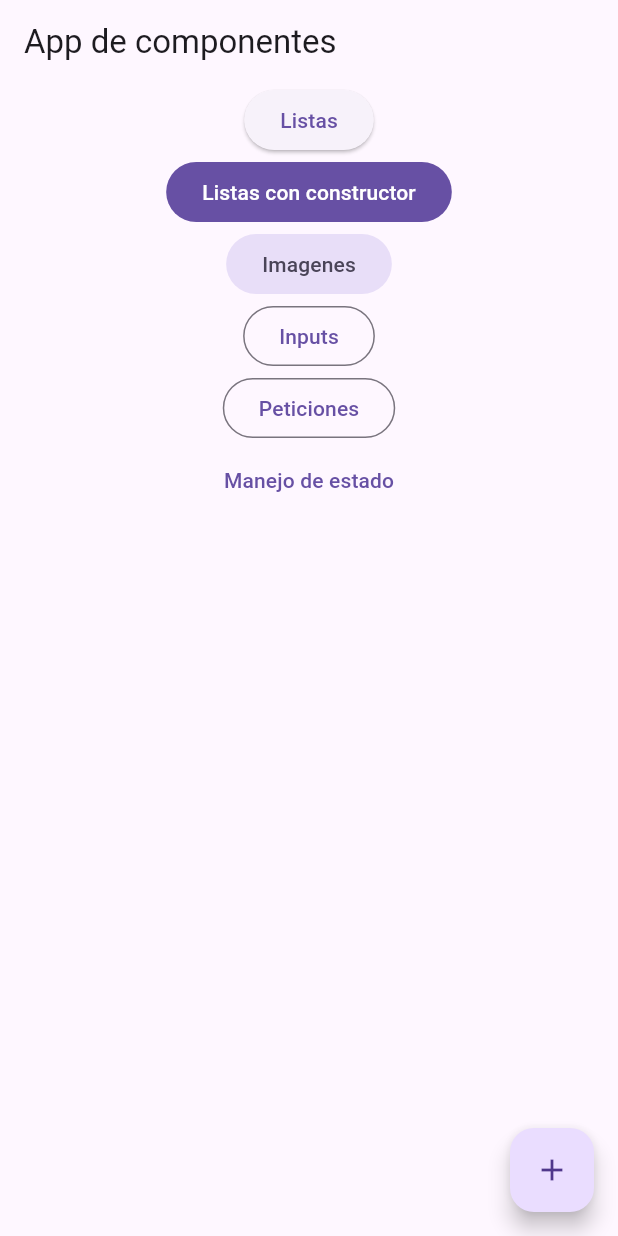
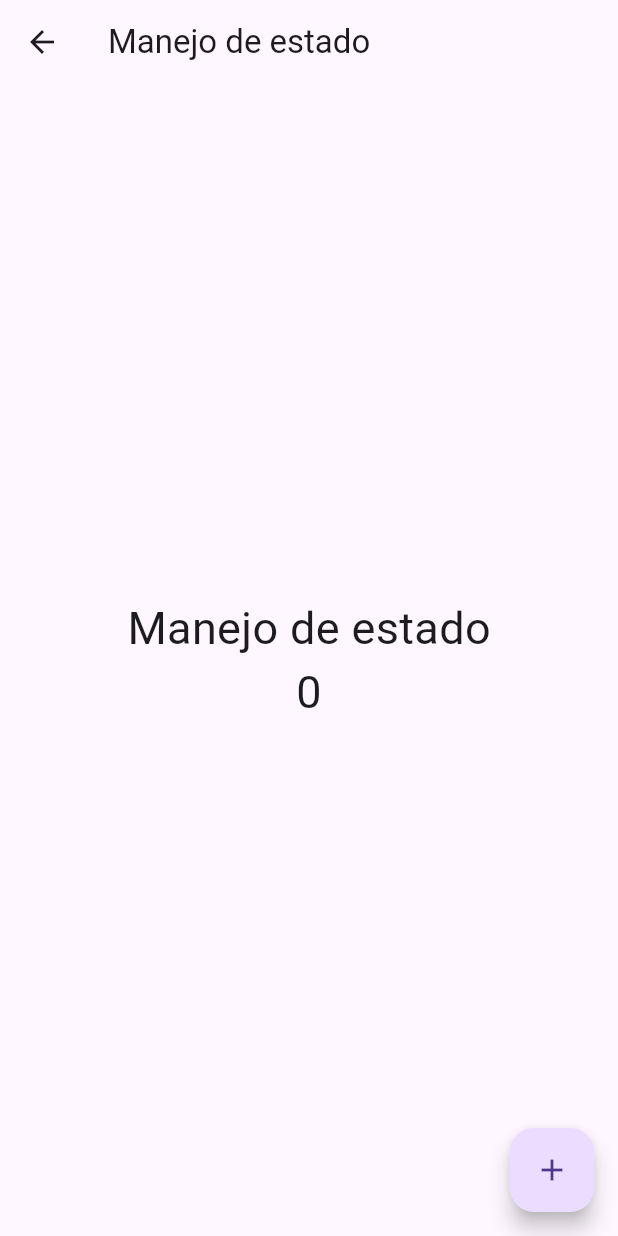
Before and after one commit to jalvarenga-unah/IS-513-II-PAC-2023, a Flutter app: the screen it shows after launch, after a tap on "Manejo de estado", on a phone screen of 412 x 824 dp. Run offline on Flutter 3.47's test engine with Material 2 defaults, Android fonts, the phone set to English and light mode, and no system bars; our stand-ins replace cached_network_image, get; network calls fail.

Commit message:
Manejador de estado GetX

```diff
--- /dev/null
+++ b/proyectos-flutter/componentes/lib/src/controllers/contador_controller.dart
@@ -0,0 +1,10 @@
+import 'package:get/get.dart';
+
+class ContadorController extends GetxController {
+  final RxInt _contador = 0.obs;
+
+  //getters y setters
+
+  int get contador => _contador.value;
+  set contador(int newValue) => _contador.value = newValue;
+}
--- a/proyectos-flutter/componentes/lib/src/pages/home_page.dart
+++ b/proyectos-flutter/componentes/lib/src/pages/home_page.dart
@@ -1,5 +1,4 @@
 import 'package:componentes/src/shared/constantes.dart';
-import 'package:componentes/src/widgets/input_form.dart';
 import 'package:flutter/material.dart';
 
 class HomePage extends StatelessWidget {
@@ -47,7 +46,8 @@ class HomePage extends StatelessWidget {
               child: const Text('Peticiones'),
             ),
             TextButton(
-              onPressed: () {},
+              onPressed: () =>
+                  Navigator.pushNamed(context, Rutas.manejoEstado.name),
               child: const Text('Manejo de estado'),
             ),
           ],
--- /dev/null
+++ b/proyectos-flutter/componentes/lib/src/pages/manejo_estado_page.dart
@@ -0,0 +1,42 @@
+import 'package:componentes/src/controllers/contador_controller.dart';
+import 'package:flutter/material.dart';
+import 'package:get/get.dart';
+
+class ManejoEstadoPage extends StatelessWidget {
+  ManejoEstadoPage({super.key});
+
+  final ContadorController contadorController = ContadorController();
+
+  @override
+  Widget build(BuildContext context) {
+    final textStyle = TextStyle(fontSize: 30);
+
+    return Scaffold(
+        appBar: AppBar(
+          title: const Text('Manejo de estado'),
+        ),
+        body: Center(
+            child: Column(
+          mainAxisSize: MainAxisSize.min,
+          children: [
+            Text(
+              'Manejo de estado',
+              style: textStyle,
+            ),
+            Obx(
+              () => Text(
+                '${contadorController.contador}',
+                style: textStyle,
+              ),
+            )
+          ],
+        )),
+        floatingActionButton: FloatingActionButton(
+          onPressed: () {
+            contadorController.contador++;
+            print(contadorController.contador);
+          },
+          child: const Icon(Icons.add),
+        ));
+  }
+}
--- a/proyectos-flutter/componentes/lib/src/providers/peticiones_provider.dart
+++ b/proyectos-flutter/componentes/lib/src/providers/peticiones_provider.dart
@@ -14,7 +14,7 @@ class PeticionesProvider {
     } catch (error) {
       //generando una nueva excepcion
       print('entró a ala excepcion');
-      throw Exception('${error}');
+      throw Exception('$error');
     }
     return responseProducts;
   }
--- a/proyectos-flutter/componentes/lib/src/shared/constantes.dart
+++ b/proyectos-flutter/componentes/lib/src/shared/constantes.dart
@@ -8,5 +8,6 @@ enum Rutas {
   listas,
   inputsPage,
   peticionesPage,
-  detalleProductoPage
+  detalleProductoPage,
+  manejoEstado
 }
--- a/proyectos-flutter/componentes/lib/src/shared/rutas.dart
+++ b/proyectos-flutter/componentes/lib/src/shared/rutas.dart
@@ -1,5 +1,6 @@
 import 'package:componentes/src/pages/detalle_producto_page.dart';
 import 'package:componentes/src/pages/imagenes_page.dart';
+import 'package:componentes/src/pages/manejo_estado_page.dart';
 import 'package:componentes/src/pages/peticiones_page.dart';
 
 import '../pages/home_page.dart';
@@ -16,4 +17,5 @@ final rutas = {
   Rutas.inputsPage.name: (context) => InputsPage(),
   Rutas.peticionesPage.name: (context) => const PeticionesPage(),
   Rutas.detalleProductoPage.name: (context) => const DetalleProductoPage(),
+  Rutas.manejoEstado.name: (context) => ManejoEstadoPage(),
 };
--- a/proyectos-flutter/componentes/pubspec.yaml
+++ b/proyectos-flutter/componentes/pubspec.yaml
@@ -37,6 +37,7 @@ dependencies:
   cupertino_icons: ^1.0.2
   cached_network_image: ^3.2.3
   http: ^1.1.0
+  get: ^4.6.5
 
 dev_dependencies:
   flutter_test:
```
Also changed, not shown: proyectos-flutter/componentes/pubspec.lock.
